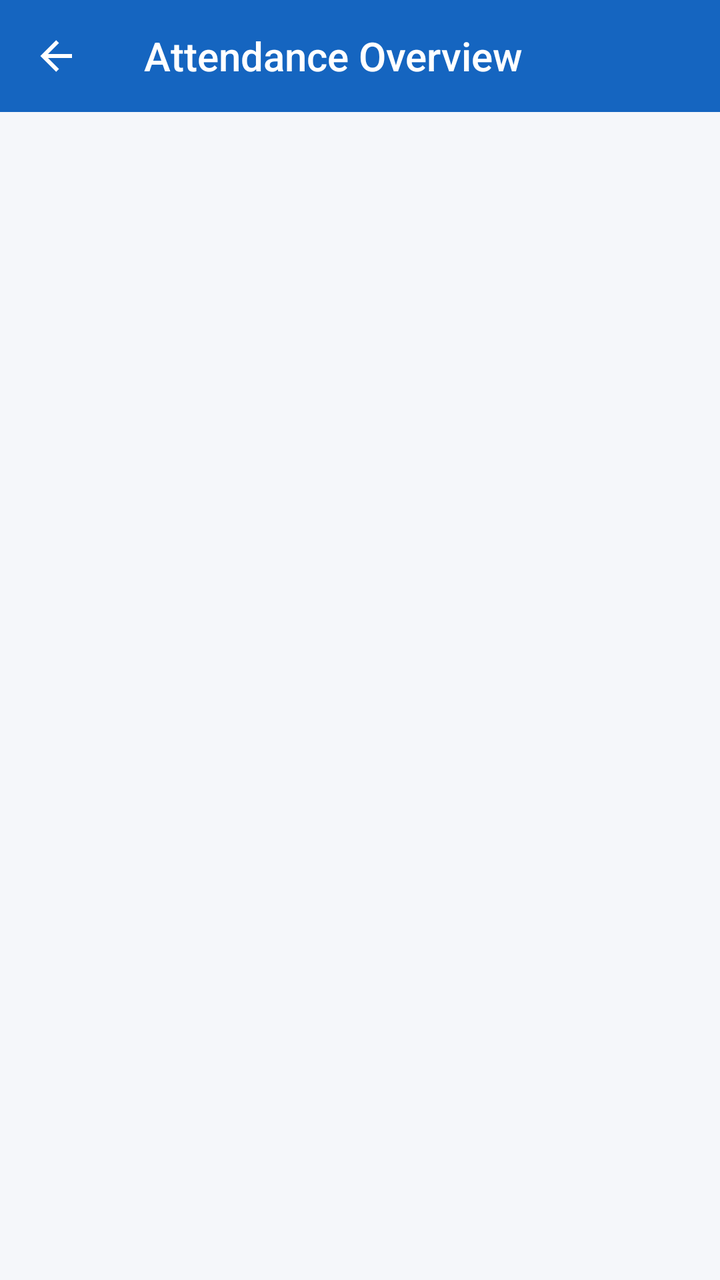
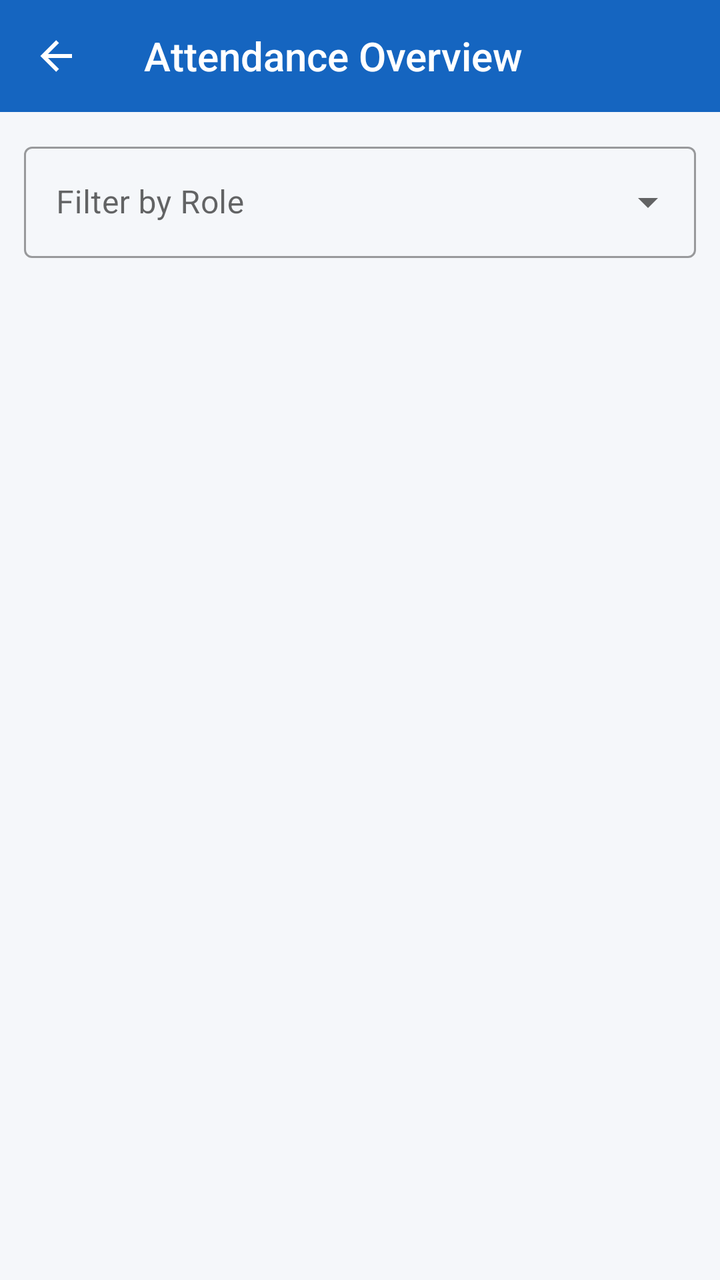

Two renders of the same Android screen: before a commit and after it. Below are the layout's source before the change and the commit's diff.
<!-- AndroidManifest.xml: application theme Theme.WorkVerse -->
<!-- res/layout/activity_admin_attendance.xml -->
<?xml version="1.0" encoding="utf-8"?>
<LinearLayout xmlns:android="http://schemas.android.com/apk/res/android"
    xmlns:app="http://schemas.android.com/apk/res-auto"
    android:layout_width="match_parent" android:layout_height="match_parent"
    android:orientation="vertical" android:background="@color/background">
    <androidx.appcompat.widget.Toolbar android:id="@+id/toolbar"
        android:layout_width="match_parent" android:layout_height="?attr/actionBarSize"
        style="@style/WorkVerse.Toolbar" app:title="Attendance Overview" app:navigationIcon="@drawable/ic_back"/>
    
    <androidx.recyclerview.widget.RecyclerView android:id="@+id/recyclerView"
        android:layout_width="match_parent" android:layout_height="0dp"
        android:layout_weight="1" android:padding="8dp" android:clipToPadding="false"/>
    <ProgressBar android:id="@+id/progressBar" android:layout_width="wrap_content"
        android:layout_height="wrap_content" android:layout_gravity="center" android:visibility="gone"/>
    <TextView android:id="@+id/tvEmpty" android:layout_width="match_parent" android:layout_height="wrap_content"
        android:text="No data found" android:gravity="center" android:padding="40dp"
        android:textColor="@color/text_secondary" android:textSize="16sp" android:visibility="gone"/>
</LinearLayout>
<!-- resources referenced by this layout -->
<resources>
  <color name="background">#F5F7FA</color>
  <color name="text_secondary">#757575</color>
  <!-- drawable ic_back (drawable) -->
  <?xml version="1.0" encoding="utf-8"?>
  <vector xmlns:android="http://schemas.android.com/apk/res/android" android:width="24dp" android:height="24dp" android:viewportWidth="24" android:viewportHeight="24">
      <path android:fillColor="#FFFFFF" android:pathData="M20,11V13H8L13.5,18.5L12.08,19.92L4.16,12L12.08,4.08L13.5,5.5L8,11H20Z"/>
  </vector>
  <style name="WorkVerse.Toolbar" parent="Widget.AppCompat.Toolbar">
          <item name="android:background">@color/primary</item>
          <item name="android:theme">@style/ThemeOverlay.AppCompat.Dark.ActionBar</item>
      </style>
  <style name="Theme.WorkVerse" parent="Theme.MaterialComponents.Light.NoActionBar">
          <item name="colorPrimary">@color/primary</item>
          <item name="colorPrimaryVariant">@color/primary_dark</item>
          <item name="colorOnPrimary">@color/white</item>
          <item name="colorSecondary">@color/accent</item>
          <item name="android:colorBackground">@color/background</item>
          <item name="android:statusBarColor">@color/primary_dark</item>
      </style>
  <color name="primary">#1565C0</color>
  <color name="primary_dark">#0D47A1</color>
  <color name="white">#FFFFFF</color>
  <color name="accent">#FF8F00</color>
</resources>

<!-- the commit's change to res/layout/activity_admin_attendance.xml (unified diff, before → after) -->
@@ -3,15 +3,30 @@
     xmlns:app="http://schemas.android.com/apk/res-auto"
     android:layout_width="match_parent" android:layout_height="match_parent"
     android:orientation="vertical" android:background="@color/background">
+
     <androidx.appcompat.widget.Toolbar android:id="@+id/toolbar"
         android:layout_width="match_parent" android:layout_height="?attr/actionBarSize"
         style="@style/WorkVerse.Toolbar" app:title="Attendance Overview" app:navigationIcon="@drawable/ic_back"/>
+
     
+    <com.google.android.material.textfield.TextInputLayout
+        style="@style/Widget.MaterialComponents.TextInputLayout.OutlinedBox.ExposedDropdownMenu"
+        android:layout_width="match_parent" android:layout_height="wrap_content"
+        android:layout_margin="12dp">
+        <AutoCompleteTextView
+            android:id="@+id/actFilter"
+            android:layout_width="match_parent" android:layout_height="wrap_content"
+            android:hint="Filter by Role"
+            android:inputType="none"/>
+    </com.google.android.material.textfield.TextInputLayout>
+
     <androidx.recyclerview.widget.RecyclerView android:id="@+id/recyclerView"
         android:layout_width="match_parent" android:layout_height="0dp"
         android:layout_weight="1" android:padding="8dp" android:clipToPadding="false"/>
+
     <ProgressBar android:id="@+id/progressBar" android:layout_width="wrap_content"
         android:layout_height="wrap_content" android:layout_gravity="center" android:visibility="gone"/>
+
     <TextView android:id="@+id/tvEmpty" android:layout_width="match_parent" android:layout_height="wrap_content"
         android:text="No data found" android:gravity="center" android:padding="40dp"
         android:textColor="@color/text_secondary" android:textSize="16sp" android:visibility="gone"/>
